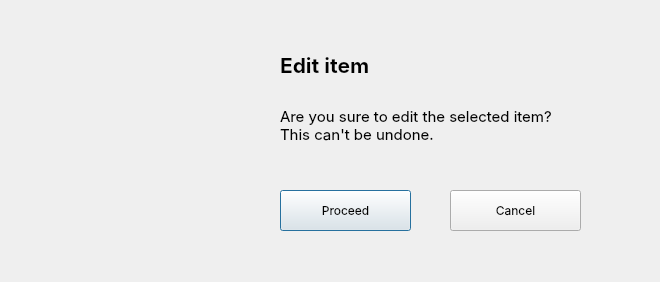
Above: POP_UP/2-Price List/edit_confirm_categ.ui from GildaFeb/Transaction-Management-System before the change. Below: the same form after it.
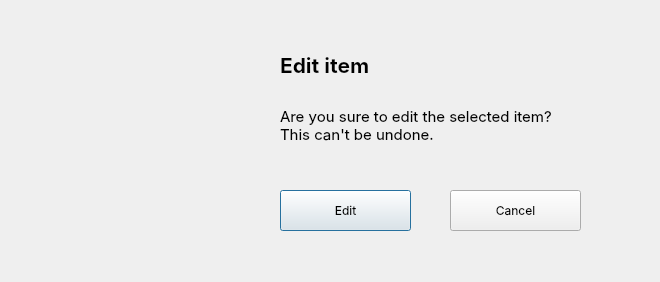
That is the form after the change. Icons and pictures are not drawn.

Diff of the .ui file:
```diff
--- a/POP_UP/2-Price List/edit_confirm_categ.ui
+++ b/POP_UP/2-Price List/edit_confirm_categ.ui
@@ -48,7 +48,7 @@
     </font>
    </property>
    <property name="text">
-    <string>Proceed</string>
+    <string>Edit</string>
    </property>
    <property name="default">
     <bool>false</bool>
```
Left out of the diff: 2 changed lines with no effect on the pictures.
